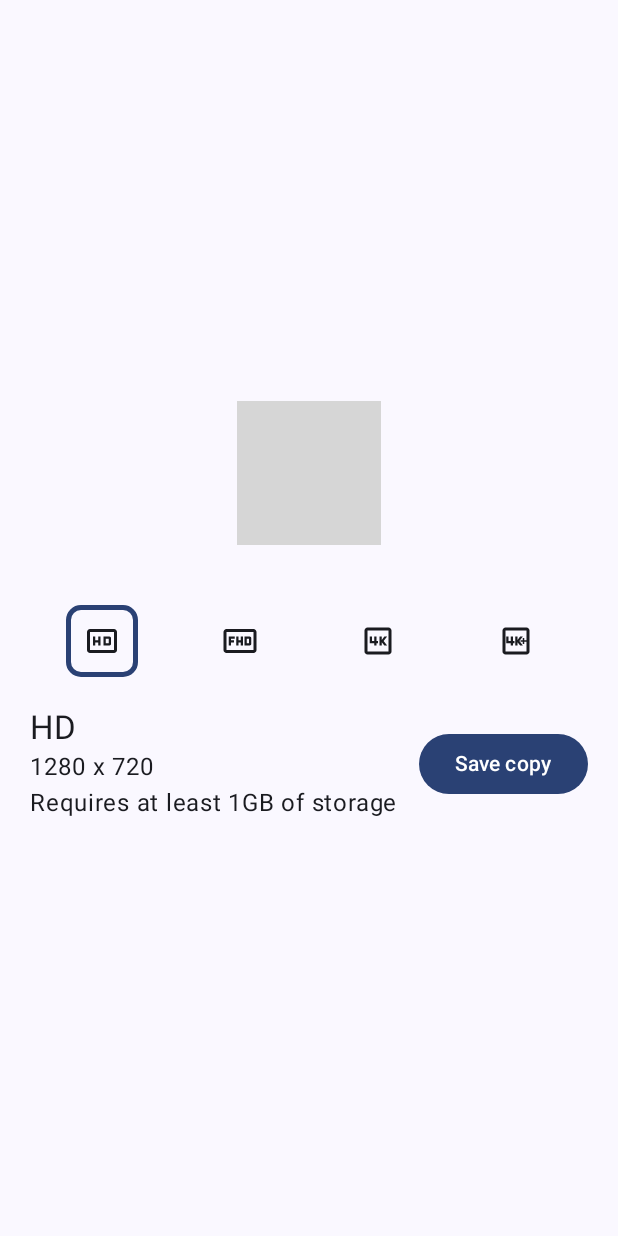
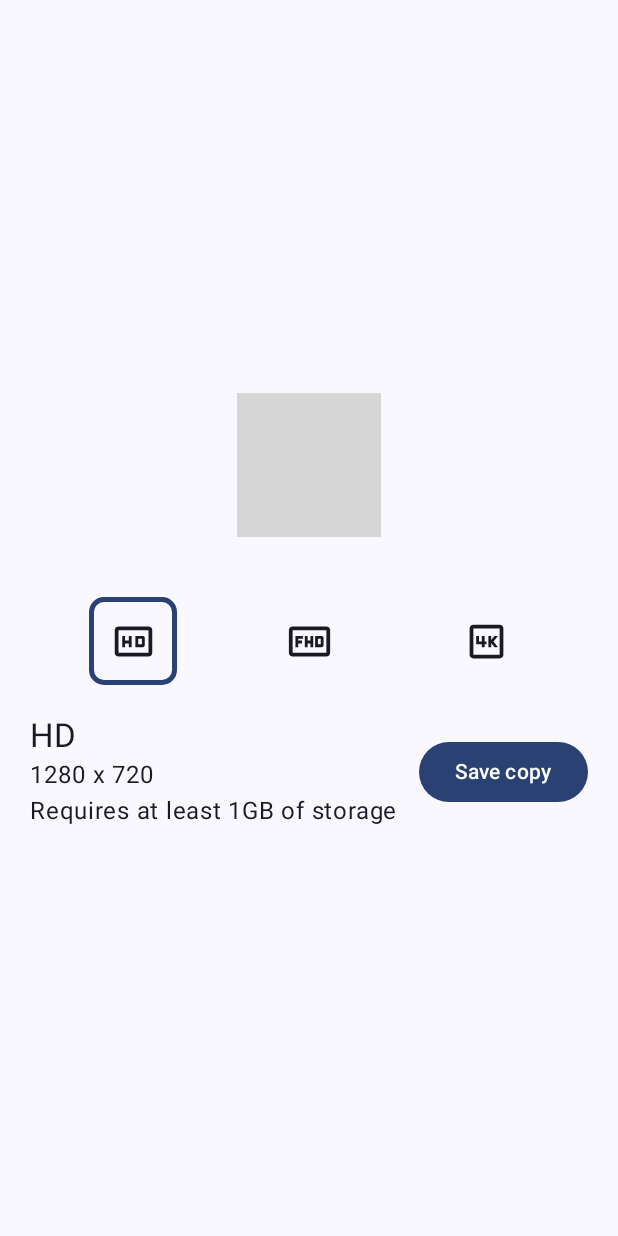
Before and after one commit to Odongfelix/HD, an Android app built with Jetpack Compose: the screen it shows after launch (MainActivity), after a tap on "Select Photo", on a phone screen of 412 x 824 dp. Run offline under Robolectric (Android 15) with nearby library versions, the phone set to English and light mode, and no system bars; grey boxes are pictures that could not be loaded.

Commit message:
removed 4+

```diff
--- a/app/src/main/java/com/hd/resolution/model/Extension.kt
+++ b/app/src/main/java/com/hd/resolution/model/Extension.kt
@@ -25,7 +25,6 @@ fun Resolution.icon(): Int {
         Resolution.HD -> R.drawable.hd_24
         Resolution.HD_PLUS -> R.drawable.full_hd_24
         Resolution.FOUR_K -> R.drawable.four
-        Resolution.FOUR_K_PLUS -> R.drawable.four_plus
     }
 }
 
@@ -34,7 +33,6 @@ fun Resolution.dimension(): Point {
         Resolution.HD -> Point(1280, 720)
         Resolution.HD_PLUS -> Point(1920, 1080)
         Resolution.FOUR_K -> Point(3840, 2160)
-        Resolution.FOUR_K_PLUS -> Point(7680, 4320)
     }
 }
 
--- a/app/src/main/java/com/hd/resolution/model/Resolution.kt
+++ b/app/src/main/java/com/hd/resolution/model/Resolution.kt
@@ -1,5 +1,5 @@
 package com.hd.resolution.model
 
 enum class Resolution {
-    HD, HD_PLUS, FOUR_K, FOUR_K_PLUS
+    HD, HD_PLUS, FOUR_K
 }
--- a/app/src/main/java/com/hd/resolution/view/Component.kt
+++ b/app/src/main/java/com/hd/resolution/view/Component.kt
@@ -2,14 +2,14 @@ package com.hd.resolution.view
 
 import androidx.compose.foundation.border
 import androidx.compose.foundation.layout.Column
+import androidx.compose.foundation.layout.padding
+import androidx.compose.foundation.layout.size
 import androidx.compose.foundation.shape.RoundedCornerShape
 import androidx.compose.material3.ButtonDefaults
 import androidx.compose.material3.Icon
 import androidx.compose.material3.IconButton
-import androidx.compose.material3.MaterialTheme
 import androidx.compose.runtime.Composable
 import androidx.compose.ui.Modifier
-import androidx.compose.ui.graphics.Color
 import androidx.compose.ui.res.painterResource
 import androidx.compose.ui.tooling.preview.Preview
 import androidx.compose.ui.unit.dp
@@ -29,10 +29,10 @@ fun Resolution(
             width = 3.dp,
             shape = RoundedCornerShape(10.dp),
             color = ButtonDefaults.buttonColors().containerColor
-        ) else Modifier
+        ).padding(5.dp) else Modifier.padding(5.dp)
     ) {
         IconButton(onClick = onClick) {
-            Icon(painter = painterResource(id = resolution.icon()), "")
+            Icon(painter = painterResource(id = resolution.icon()), "",modifier = Modifier.size(30.dp))
         }
     }
 }
--- a/app/src/main/java/com/hd/resolution/view/Home.kt
+++ b/app/src/main/java/com/hd/resolution/view/Home.kt
@@ -81,8 +81,7 @@ fun Home(
             val quality = listOf<Resolution>(
                 Resolution.HD,
                 Resolution.HD_PLUS,
-                Resolution.FOUR_K,
-                Resolution.FOUR_K_PLUS
+                Resolution.FOUR_K
             )
 
             Spacer(modifier = Modifier.height(30.dp))
```
